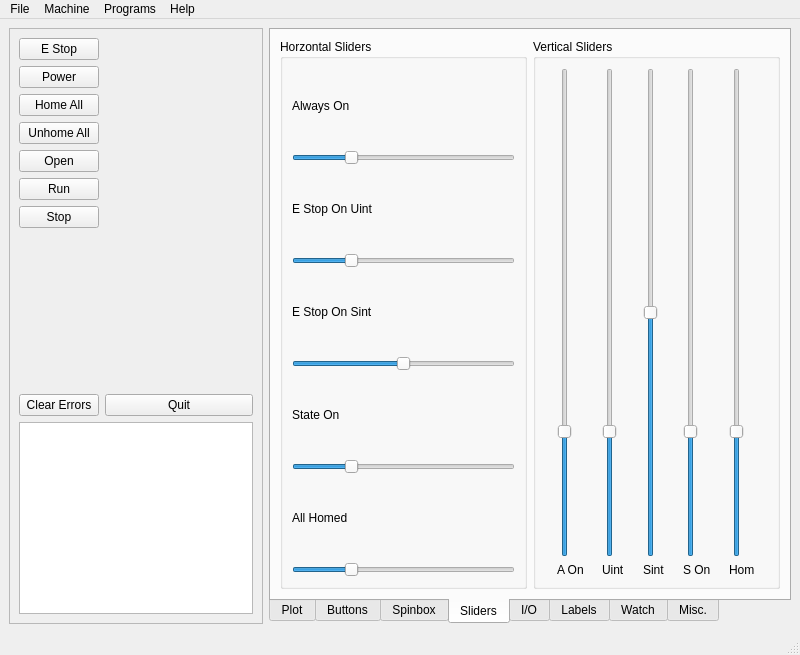
First picture: the form in examples/hal/hal.ui, repository jethornton/flexgui, before the edit.
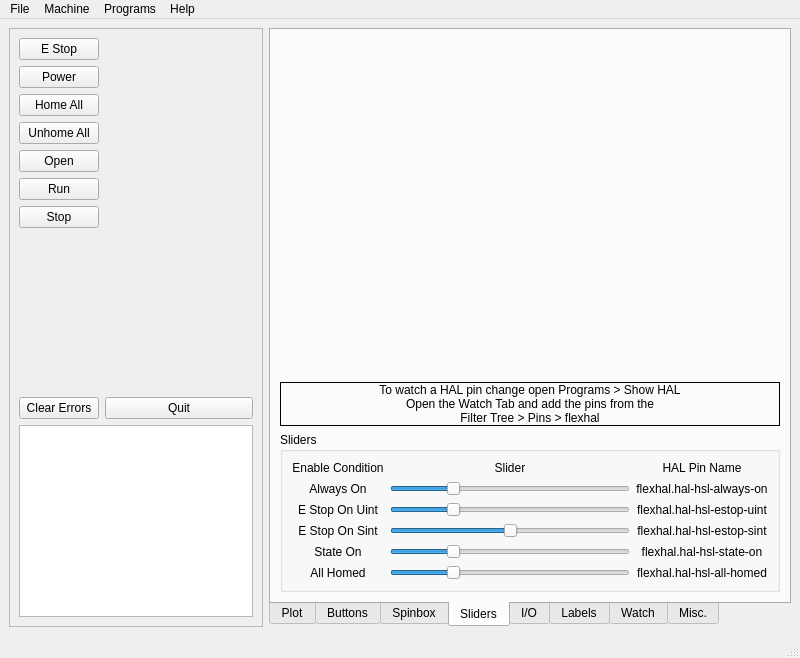
Second picture: the form after the edit. The open tabs and pages were chosen to show the change.

Commit message: update hal example

What changed in the file:
```diff
--- a/examples/hal/hal.ui
+++ b/examples/hal/hal.ui
@@ -7,7 +7,7 @@
     <x>0</x>
     <y>0</y>
     <width>800</width>
-    <height>655</height>
+    <height>658</height>
    </rect>
   </property>
   <property name="windowTitle">
@@ -873,21 +873,75 @@
         <string>Sliders</string>
        </attribute>
        <layout class="QGridLayout" name="gridLayout_6">
-        <item row="0" column="0">
+        <item row="1" column="0" colspan="2">
+         <widget class="QLabel" name="label_107">
+          <property name="frameShape">
+           <enum>QFrame::Box</enum>
+          </property>
+          <property name="text">
+           <string>To watch a HAL pin change open Programs &gt; Show HAL
+Open the Watch Tab and add the pins from the
+Filter Tree &gt; Pins &gt; flexhal</string>
+          </property>
+          <property name="alignment">
+           <set>Qt::AlignCenter</set>
+          </property>
+         </widget>
+        </item>
+        <item row="2" column="0" colspan="2">
          <widget class="QGroupBox" name="groupBox_5">
           <property name="title">
-           <string>Horzontal Sliders</string>
+           <string>Sliders</string>
           </property>
-          <layout class="QGridLayout" name="gridLayout_8">
-           <item row="0" column="0" colspan="2">
+          <layout class="QGridLayout" name="gridLayout_7">
+           <item row="0" column="0">
+            <widget class="QLabel" name="label_106">
+             <property name="text">
+              <string>Enable Condition</string>
+             </property>
+             <property name="alignment">
+              <set>Qt::AlignCenter</set>
+             </property>
+            </widget>
+           </item>
+           <item row="0" column="1">
+            <widget class="QLabel" name="label_11">
+             <property name="text">
+              <string>Slider</string>
+             </property>
+             <property name="alignment">
+              <set>Qt::AlignCenter</set>
+             </property>
+            </widget>
+           </item>
+           <item row="0" column="2">
+            <widget class="QLabel" name="label_102">
+             <property name="text">
+              <string>HAL Pin Name</string>
+             </property>
+             <property name="alignment">
+              <set>Qt::AlignCenter</set>
+             </property>
+            </widget>
+           </item>
+           <item row="1" column="0">
             <widget class="QLabel" name="label_15">
              <property name="text">
               <string>Always On</string>
              </property>
+             <property name="alignment">
+              <set>Qt::AlignCenter</set>
+             </property>
             </widget>
            </item>
-           <item row="1" column="0" colspan="2">
+           <item row="1" column="1">
             <widget class="QSlider" name="horizontalSlider_2">
+             <property name="sizePolicy">
+              <sizepolicy hsizetype="Expanding" vsizetype="Preferred">
+               <horstretch>0</horstretch>
+               <verstretch>0</verstretch>
+              </sizepolicy>
+             </property>
              <property name="maximum">
               <number>100</number>
              </property>
@@ -911,15 +965,34 @@
              </property>
             </widget>
            </item>
-           <item row="2" column="0" colspan="2">
+           <item row="1" column="2">
+            <widget class="QLabel" name="label_100">
+             <property name="text">
+              <string>flexhal.hal-hsl-always-on</string>
+             </property>
+             <property name="alignment">
+              <set>Qt::AlignCenter</set>
+             </property>
+            </widget>
+           </item>
+           <item row="2" column="0">
             <widget class="QLabel" name="label_10">
              <property name="text">
               <string>E Stop On Uint</string>
              </property>
+             <property name="alignment">
+              <set>Qt::AlignCenter</set>
+             </property>
             </widget>
            </item>
-           <item row="3" column="0" colspan="2">
+           <item row="2" column="1">
             <widget class="QSlider" name="horizontalSlider">
+             <property name="sizePolicy">
+              <sizepolicy hsizetype="Expanding" vsizetype="Preferred">
+               <horstretch>0</horstretch>
+               <verstretch>0</verstretch>
+              </sizepolicy>
+             </property>
              <property name="minimum">
               <number>0</number>
              </property>
@@ -943,15 +1016,34 @@
              </property>
             </widget>
            </item>
-           <item row="4" column="0" colspan="2">
+           <item row="2" column="2">
+            <widget class="QLabel" name="label_101">
+             <property name="text">
+              <string>flexhal.hal-hsl-estop-uint</string>
+             </property>
+             <property name="alignment">
+              <set>Qt::AlignCenter</set>
+             </property>
+            </widget>
+           </item>
+           <item row="3" column="0">
             <widget class="QLabel" name="label_14">
              <property name="text">
               <string>E Stop On Sint</string>
              </property>
+             <property name="alignment">
+              <set>Qt::AlignCenter</set>
+             </property>
             </widget>
            </item>
-           <item row="5" column="0" colspan="2">
+           <item row="3" column="1">
             <widget class="QSlider" name="horizontalSlider_3">
+             <property name="sizePolicy">
+              <sizepolicy hsizetype="Expanding" vsizetype="Preferred">
+               <horstretch>0</horstretch>
+               <verstretch>0</verstretch>
+              </sizepolicy>
+             </property>
              <property name="minimum">
               <number>-100</number>
              </property>
@@ -972,15 +1064,34 @@
              </property>
             </widget>
            </item>
-           <item row="8" column="0" colspan="2">
+           <item row="3" column="2">
+            <widget class="QLabel" name="label_103">
+             <property name="text">
+              <string>flexhal.hal-hsl-estop-sint</string>
+             </property>
+             <property name="alignment">
+              <set>Qt::AlignCenter</set>
+             </property>
+            </widget>
+           </item>
+           <item row="4" column="0">
             <widget class="QLabel" name="label_16">
              <property name="text">
               <string>State On</string>
              </property>
+             <property name="alignment">
+              <set>Qt::AlignCenter</set>
+             </property>
             </widget>
            </item>
-           <item row="9" column="0" colspan="2">
+           <item row="4" column="1">
             <widget class="QSlider" name="horizontalSlider_4">
+             <property name="sizePolicy">
+              <sizepolicy hsizetype="Expanding" vsizetype="Preferred">
+               <horstretch>0</horstretch>
+               <verstretch>0</verstretch>
+              </sizepolicy>
+             </property>
              <property name="maximum">
               <number>100</number>
              </property>
@@ -1004,15 +1115,34 @@
              </property>
             </widget>
            </item>
-           <item row="10" column="0" colspan="2">
+           <item row="4" column="2">
+            <widget class="QLabel" name="label_104">
+             <property name="text">
+              <string>flexhal.hal-hsl-state-on</string>
+             </property>
+             <property name="alignment">
+              <set>Qt::AlignCenter</set>
+             </property>
+            </widget>
+           </item>
+           <item row="5" column="0">
             <widget class="QLabel" name="label_17">
              <property name="text">
               <string>All Homed</string>
              </property>
+             <property name="alignment">
+              <set>Qt::AlignCenter</set>
+             </property>
             </widget>
            </item>
-           <item row="11" column="0" colspan="2">
+           <item row="5" column="1">
             <widget class="QSlider" name="horizontalSlider_5">
+             <property name="sizePolicy">
+              <sizepolicy hsizetype="Expanding" vsizetype="Preferred">
+               <horstretch>0</horstretch>
+               <verstretch>0</verstretch>
+              </sizepolicy>
+             </property>
              <property name="maximum">
               <number>100</number>
              </property>
@@ -1036,171 +1166,31 @@
              </property>
             </widget>
            </item>
+           <item row="5" column="2">
+            <widget class="QLabel" name="label_105">
+             <property name="text">
+              <string>flexhal.hal-hsl-all-homed</string>
+             </property>
+             <property name="alignment">
+              <set>Qt::AlignCenter</set>
+             </property>
+            </widget>
+           </item>
           </layout>
          </widget>
         </item>
-        <item row="0" column="1">
-         <widget class="QGroupBox" name="groupBox_6">
-          <property name="title">
-           <string>Vertical Sliders</string>
+        <item row="0" column="0">
+         <spacer name="verticalSpacer_2">
+          <property name="orientation">
+           <enum>Qt::Vertical</enum>
           </property>
-          <layout class="QGridLayout" name="gridLayout_7">
-           <item row="0" column="4">
-            <widget class="QSlider" name="verticalSlider_4">
-             <property name="maximum">
-              <number>100</number>
-             </property>
-             <property name="value">
-              <number>25</number>
-             </property>
-             <property name="orientation">
-              <enum>Qt::Vertical</enum>
-             </property>
-             <property name="function" stdset="0">
-              <string>hal_pin</string>
-             </property>
-             <property name="pin_name" stdset="0">
-              <string>hal-vsl-state-on</string>
-             </property>
-             <property name="state_on" stdset="0">
-              <bool>true</bool>
-             </property>
-             <property name="hal_type" stdset="0">
-              <string>uint</string>
-             </property>
-            </widget>
-           </item>
-           <item row="2" column="2">
-            <widget class="QLabel" name="label_12">
-             <property name="text">
-              <string>Sint</string>
-             </property>
-            </widget>
-           </item>
-           <item row="0" column="1">
-            <widget class="QSlider" name="verticalSlider">
-             <property name="maximum">
-              <number>100</number>
-             </property>
-             <property name="value">
-              <number>25</number>
-             </property>
-             <property name="orientation">
-              <enum>Qt::Vertical</enum>
-             </property>
-             <property name="function" stdset="0">
-              <string>hal_pin</string>
-             </property>
-             <property name="pin_name" stdset="0">
-              <string>hal-vsl-uint</string>
-             </property>
-             <property name="hal_type" stdset="0">
-              <string>uint</string>
-             </property>
-            </widget>
-           </item>
-           <item row="2" column="1">
-            <widget class="QLabel" name="label_11">
-             <property name="text">
-              <string>Uint</string>
-             </property>
-            </widget>
-           </item>
-           <item row="2" column="4">
-            <widget class="QLabel" name="label_18">
-             <property name="text">
-              <string>S On</string>
-             </property>
-            </widget>
-           </item>
-           <item row="0" column="2">
-            <widget class="QSlider" name="verticalSlider_2">
-             <property name="minimum">
-              <number>-100</number>
-             </property>
-             <property name="maximum">
-              <number>100</number>
-             </property>
-             <property name="orientation">
-              <enum>Qt::Vertical</enum>
-             </property>
-             <property name="function" stdset="0">
-              <string>hal_pin</string>
-             </property>
-             <property name="pin_name" stdset="0">
-              <string>hal-vsl-sint</string>
-             </property>
-             <property name="hal_type" stdset="0">
-              <string>sint</string>
-             </property>
-            </widget>
-           </item>
-           <item row="0" column="5">
-            <widget class="QSlider" name="verticalSlider_5">
-             <property name="maximum">
-              <number>100</number>
-             </property>
-             <property name="value">
-              <number>25</number>
-             </property>
-             <property name="orientation">
-              <enum>Qt::Vertical</enum>
-             </property>
-             <property name="function" stdset="0">
-              <string>hal_pin</string>
-             </property>
-             <property name="pin_name" stdset="0">
-              <string>hal-vsl-all-homed</string>
-             </property>
-             <property name="all_homed" stdset="0">
-              <bool>true</bool>
-             </property>
-             <property name="hal_type" stdset="0">
-              <string>uint</string>
-             </property>
-            </widget>
-           </item>
-           <item row="2" column="5">
-            <widget class="QLabel" name="label_19">
-             <property name="text">
-              <string>Hom</string>
-             </property>
-            </widget>
-           </item>
-           <item row="0" column="0">
-            <widget class="QSlider" name="verticalSlider_3">
-             <property name="maximum">
-              <number>100</number>
-             </property>
-             <property name="value">
-              <number>25</number>
-             </property>
-             <property name="orientation">
-              <enum>Qt::Vertical</enum>
-             </property>
-             <property name="function" stdset="0">
-              <string>hal_pin</string>
-             </property>
-             <property name="pin_name" stdset="0">
-              <string>hal-vsl-always-on</string>
-             </property>
-             <property name="always_on" stdset="0">
-              <bool>true</bool>
-             </property>
-             <property name="hal_type" stdset="0">
-              <string>uint</string>
-             </property>
-            </widget>
-           </item>
-           <item row="2" column="0">
-            <widget class="QLabel" name="label_13">
-             <property name="text">
-              <string>A On</string>
-             </property>
-            </widget>
-           </item>
-          </layout>
-         </widget>
+          <property name="sizeHint" stdset="0">
+           <size>
+            <width>20</width>
+            <height>40</height>
+           </size>
+          </property>
+         </spacer>
         </item>
        </layout>
       </widget>
```
Left out of the diff: 16 changed lines with no effect on the pictures.
